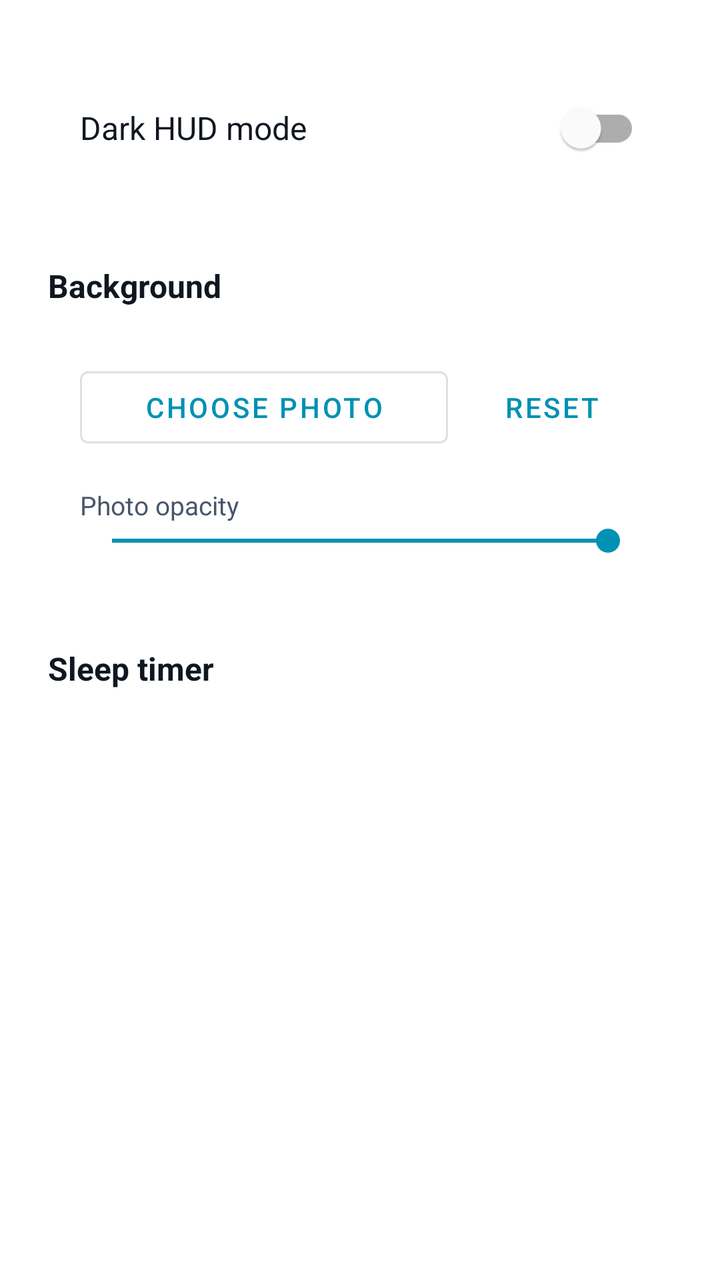
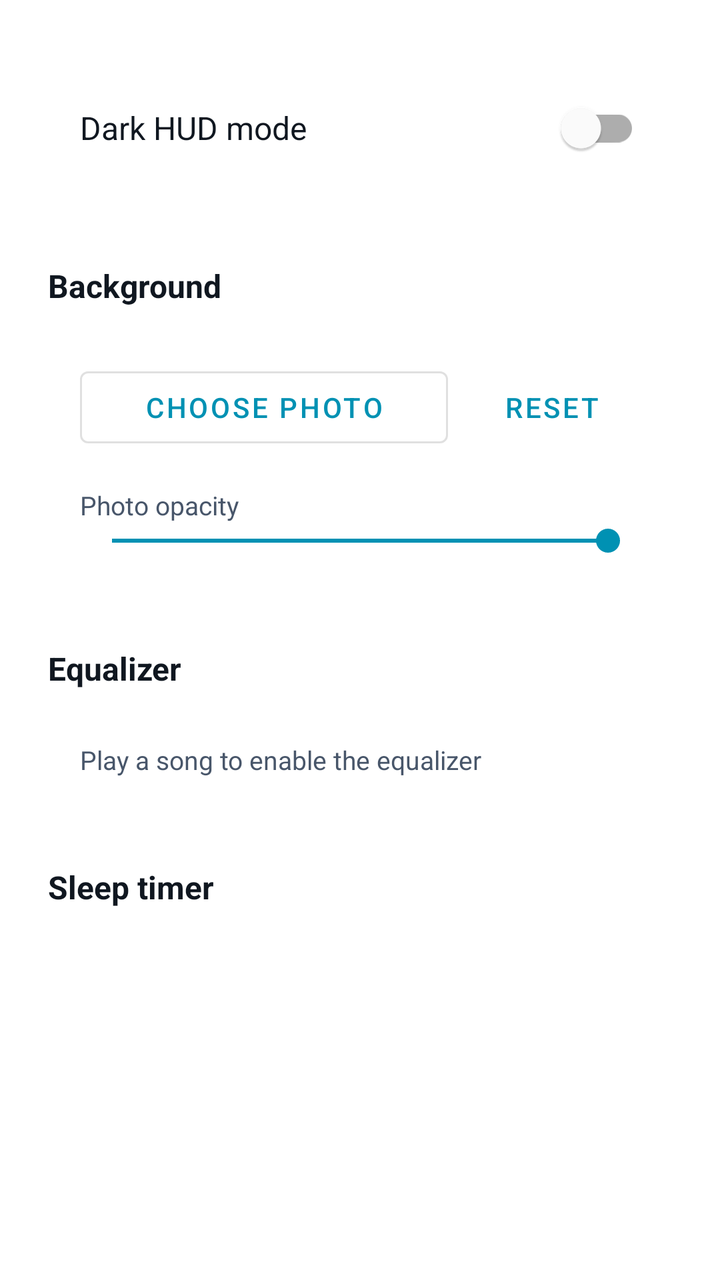

Two renders of the same Android screen: before a commit and after it. Below are the layout's source before the change and the commit's diff.
<!-- AndroidManifest.xml: application theme Theme.MediaPrayer -->
<!-- res/layout/fragment_signal.xml -->
<?xml version="1.0" encoding="utf-8"?>
<ScrollView xmlns:android="http://schemas.android.com/apk/res/android"
    android:layout_width="match_parent"
    android:layout_height="match_parent">

    <LinearLayout
        android:layout_width="match_parent"
        android:layout_height="wrap_content"
        android:orientation="vertical"
        android:padding="24dp">

        <LinearLayout
            android:layout_width="match_parent"
            android:layout_height="wrap_content"
            android:orientation="horizontal"
            android:background="@drawable/bg_card"
            android:padding="16dp"
            android:gravity="center_vertical">

            <TextView
                android:layout_width="0dp"
                android:layout_height="wrap_content"
                android:layout_weight="1"
                android:text="Dark HUD mode"
                android:textColor="@color/text_primary"
                android:textSize="16sp" />

            <com.google.android.material.switchmaterial.SwitchMaterial
                android:id="@+id/theme_switch"
                android:layout_width="wrap_content"
                android:layout_height="wrap_content" />
        </LinearLayout>

        <TextView
            android:layout_width="match_parent"
            android:layout_height="wrap_content"
            android:layout_marginTop="28dp"
            android:text="Background"
            android:textColor="@color/text_primary"
            android:textSize="16sp"
            android:textStyle="bold" />

        <LinearLayout
            android:layout_width="match_parent"
            android:layout_height="wrap_content"
            android:orientation="vertical"
            android:background="@drawable/bg_card"
            android:padding="16dp"
            android:layout_marginTop="10dp">

            <LinearLayout
                android:layout_width="match_parent"
                android:layout_height="wrap_content"
                android:orientation="horizontal">

                <com.google.android.material.button.MaterialButton
                    android:id="@+id/btn_choose_photo"
                    android:layout_width="0dp"
                    android:layout_height="wrap_content"
                    android:layout_weight="1"
                    android:text="Choose photo"
                    style="@style/Widget.MaterialComponents.Button.OutlinedButton" />

                <com.google.android.material.button.MaterialButton
                    android:id="@+id/btn_clear_photo"
                    android:layout_width="wrap_content"
                    android:layout_height="wrap_content"
                    android:layout_marginStart="8dp"
                    android:text="Reset"
                    style="@style/Widget.MaterialComponents.Button.TextButton" />
            </LinearLayout>

            <TextView
                android:layout_width="match_parent"
                android:layout_height="wrap_content"
                android:layout_marginTop="16dp"
                android:text="Photo opacity"
                android:textColor="@color/text_secondary"
                android:textSize="13sp" />

            <SeekBar
                android:id="@+id/opacity_slider"
                android:layout_width="match_parent"
                android:layout_height="wrap_content"
                android:max="100"
                android:progress="100"
                android:progressTint="@color/accent_cyan"
                android:thumbTint="@color/accent_cyan" />

        </LinearLayout>

        <TextView
            android:layout_width="match_parent"
            android:layout_height="wrap_content"
            android:layout_marginTop="28dp"
            android:text="Sleep timer"
            android:textColor="@color/text_primary"
            android:textSize="16sp"
            android:textStyle="bold" />

        <com.google.android.material.chip.ChipGroup
            android:id="@+id/sleep_timer_group"
            android:layout_width="match_parent"
            android:layout_height="wrap_content"
            android:layout_marginTop="10dp" />

    </LinearLayout>
</ScrollView>
<!-- resources referenced by this layout -->
<resources>
  <color name="accent_cyan">#0091B3</color>
  <color name="text_primary">#101720</color>
  <color name="text_secondary">#48566A</color>
  <!-- drawable bg_card (drawable) -->
  <?xml version="1.0" encoding="utf-8"?>
  <shape xmlns:android="http://schemas.android.com/apk/res/android" android:shape="rectangle">
      <gradient
          android:type="linear"
          android:angle="90"
          android:startColor="#20FFFFFF"
          android:endColor="@color/surface_card" />
      <corners android:radius="18dp" />
      <stroke android:width="1dp" android:color="@color/divider" />
  </shape>
  <style name="Theme.MediaPrayer" parent="Theme.MaterialComponents.DayNight.NoActionBar">
          <item name="colorPrimary">@color/accent_cyan</item>
          <item name="colorPrimaryDark">@color/bg_base</item>
          <item name="colorAccent">@color/accent_violet</item>
          <item name="android:windowBackground">@android:color/transparent</item>
          <item name="android:statusBarColor">@color/bg_base</item>
          <item name="android:navigationBarColor">@color/bg_base</item>
          <item name="android:textColorPrimary">@color/text_primary</item>
          <item name="android:textColorSecondary">@color/text_secondary</item>
      </style>
  <color name="surface_card">#B3FFFFFF</color>
  <color name="divider">#66FFFFFF</color>
  <color name="bg_base">#EDF2F7</color>
  <color name="accent_violet">#5B3DE0</color>
</resources>

<!-- the commit's change to res/layout/fragment_signal.xml (unified diff, before → after) -->
@@ -93,6 +93,34 @@
             android:layout_width="match_parent"
             android:layout_height="wrap_content"
             android:layout_marginTop="28dp"
+            android:text="Equalizer"
+            android:textColor="@color/text_primary"
+            android:textSize="16sp"
+            android:textStyle="bold" />
+
+        <LinearLayout
+            android:id="@+id/equalizer_container"
+            android:layout_width="match_parent"
+            android:layout_height="wrap_content"
+            android:orientation="vertical"
+            android:background="@drawable/bg_card"
+            android:padding="16dp"
+            android:layout_marginTop="10dp">
+
+            <TextView
+                android:id="@+id/equalizer_status"
+                android:layout_width="match_parent"
+                android:layout_height="wrap_content"
+                android:text="Play a song to enable the equalizer"
+                android:textColor="@color/text_secondary"
+                android:textSize="13sp" />
+
+        </LinearLayout>
+
+        <TextView
+            android:layout_width="match_parent"
+            android:layout_height="wrap_content"
+            android:layout_marginTop="28dp"
             android:text="Sleep timer"
             android:textColor="@color/text_primary"
             android:textSize="16sp"
